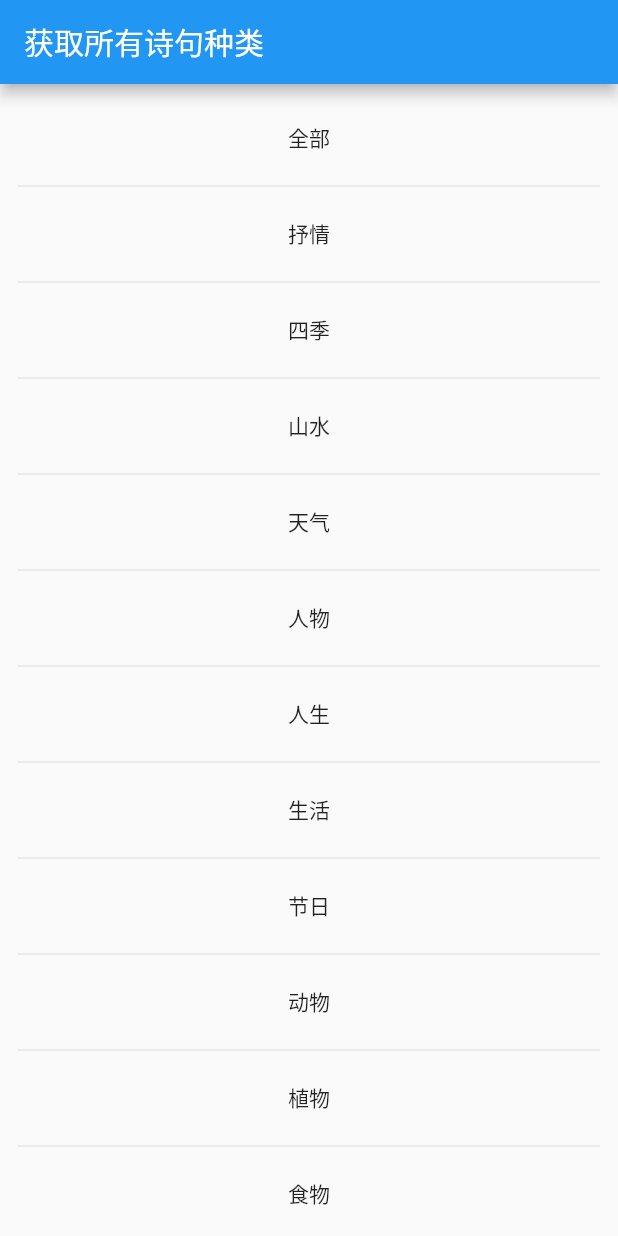
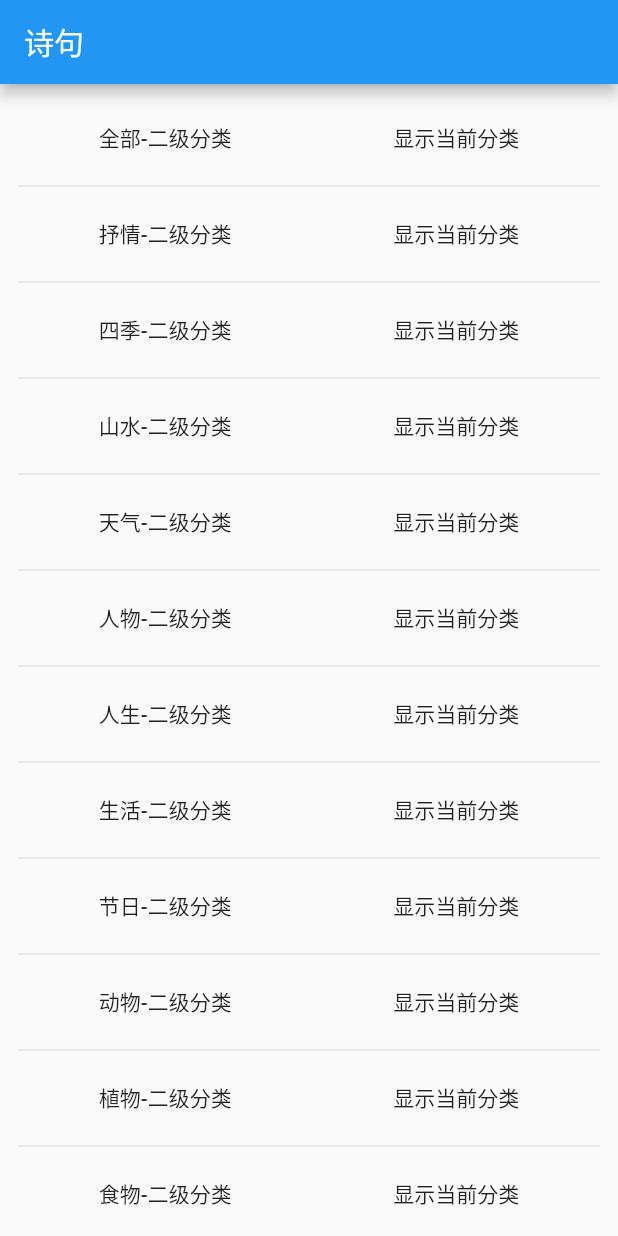
Before and after one commit to zhongerbing666/flutter-app, a Flutter app: the screen it shows after launch, on a phone screen of 412 x 824 dp. Run offline on Flutter 3.47's test engine with Material 2 defaults, Android fonts, the phone set to English and light mode, and no system bars; our stand-ins replace dio, fluttertoast, shared_preferences; generated files the repository leaves out were written again.

Commit message:
feat:二级分类页面

```diff
--- /dev/null
+++ b/lib/home.dart
@@ -0,0 +1,93 @@
+import 'package:flutter/material.dart';
+import './http.dart';
+import 'dart:convert';
+import './storage.dart';
+import 'package:fluttertoast/fluttertoast.dart';
+
+class VerseList extends StatefulWidget {
+  @override
+  createState() => new VerseListState();
+}
+
+class VerseListState extends State<VerseList> {
+  Future future;
+  List data;
+  @override
+  void initState() {
+    future = DefaultAssetBundle.of(context).loadString("data/category.json");
+    pref = future;
+    super.initState();
+  }
+
+  @override
+  Widget build(BuildContext context) {
+    return new Scaffold(
+        appBar: new AppBar(
+          title: new Text("诗句"),
+        ),
+        body: _buildBody(context));
+  }
+
+  _buildBody(BuildContext context) {
+    return new Container(
+      child: new FutureBuilder(
+        future: this.future,
+        builder: _buildVerseList,
+      ),
+    );
+  }
+
+  Widget _buildVerseList(BuildContext context, AsyncSnapshot snapshot) {
+    List list = _getListData(snapshot);
+    return new ListView.builder(
+      padding: const EdgeInsets.all(12),
+      itemCount: list.length * 2 - 1,
+      itemBuilder: (contenx, i) {
+        if (i.isOdd) return new Divider();
+        final index = i ~/ 2;
+        final children = [
+          new FlatButton(
+              child: new Text(list[index]['label']+'-二级分类'),
+              onPressed: () async {
+                if (i == 0) return;
+                Navigator.pushNamed(context, "/secondary",
+                    arguments: {"key": list[index]['value']});
+              }),
+          new FlatButton(
+              child: new Text('显示当前分类'),
+              onPressed: () async {
+                final res = await getVerseCategory(list[index]['value'], {});
+                Fluttertoast.showToast(
+                    msg: res.data['content'],
+                    toastLength: Toast.LENGTH_SHORT,
+                    gravity: ToastGravity.CENTER,
+                    timeInSecForIos: 1,
+                    backgroundColor: Colors.black,
+                    textColor: Colors.white,
+                    fontSize: 16.0);
+              }),
+        ];
+        return new Row(
+            children: children,
+            mainAxisAlignment: MainAxisAlignment.spaceAround);
+      },
+    );
+  }
+
+  /*
+    获取本地json数据
+   */
+  List _getListData(AsyncSnapshot<dynamic> snapshot) {
+    String data = snapshot.data.toString();
+    Map str = json.decode(data);
+    List list = [];
+    List<String> keys = str.keys.toList();
+    // print(str);
+    keys.forEach((item) {
+      if (!item.contains("/")) {
+        list.add({'label': str[item], 'value': item});
+      }
+    });
+    return list;
+  }
+}
--- a/lib/main.dart
+++ b/lib/main.dart
@@ -1,129 +1,8 @@
 import 'package:flutter/material.dart';
-import 'package:english_words/english_words.dart';
-import './http.dart';
-import 'dart:convert';
-import 'package:fluttertoast/fluttertoast.dart';
+import './route.dart';
 
-void main() => runApp(new MyApp());
-
-class MyApp extends StatelessWidget {
-  @override
-  Widget build(BuildContext context) {
-    return new MaterialApp(
-      title: 'Startup Name Generator',
-      home: new RandomWords(),
-    );
-  }
-  // Widget build(BuildContext context) {
-  //   final wordPair = new RandomWords();
-  //   return new MaterialApp(
-  //     title: 'Welcome to Flutter',
-  //     home: new Scaffold(
-  //       appBar: new AppBar(
-  //         title: new Text('Welcome to Flutter'),
-  //       ),
-  //       body: new Center(
-  //         // child: new Text('Hello World'),
-  //         child: wordPair,
-  //       ),
-  //     ),
-  //   );
-  // }
-}
-
-class RandomWords extends StatefulWidget {
-  @override
-  createState() => new RandomWordsState();
-}
-
-class RandomWordsState extends State<RandomWords> {
-  final _suggestions = [];
-  final _biggerFont = const TextStyle(fontSize: 12);
-  String _title = "获取所有诗句种类";
-  @override
-  Widget build(BuildContext context) {
-    return new Scaffold(
-        appBar: new AppBar(
-          title: new Text(_title),
-        ),
-        body: _buildSuggestions(context));
-  }
-
-  _buildRow(WordPair pair) {
-    return new ListTile(
-      title: new Text(pair.asPascalCase, style: _biggerFont),
-    );
-  }
-
-  _buildSuggestions(BuildContext context) {
-    return new Container(
-      child: new FutureBuilder(
-        future: DefaultAssetBundle.of(context).loadString("data/category.json"),
-        builder: (context, snapshot) {
-          String data = snapshot.data.toString();
-          Map str = json.decode(data);
-          List list = [];
-          str.keys.toList().forEach((item) {
-            list.add({'label': str[item], 'value': item});
-          });
-          return new ListView.builder(
-            padding: const EdgeInsets.all(12),
-            itemCount: list.length * 2,
-            itemBuilder: (contenx, i) {
-              if (i.isOdd) return new Divider();
-              final index = i ~/ 2;
-              return new FlatButton(
-                  child: new Text(list[index]['label']),
-                  onPressed: () async {
-                    final res =
-                        await getVerseCategory(list[index]['value'], {});
-                    // this._title = ;
-                    Fluttertoast.showToast(
-                        msg: res.data['content'],
-                        toastLength: Toast.LENGTH_SHORT,
-                        gravity: ToastGravity.CENTER,
-                        timeInSecForIos: 1,
-                        backgroundColor: Colors.black,
-                        textColor: Colors.white,
-                        fontSize: 16.0);
-                    // print(this._title);
-                  });
-            },
-          );
-        },
-      ),
-    );
-    // return new ListView.builder(
-    //     padding: const EdgeInsets.all(12),
-    //     itemCount: 10,
-    //     itemBuilder: (context, i) {
-    //       print(i);
-    //       if (i ==0) {
-    //         return new RaisedButton(
-    //           onPressed: () async {
-    //             // final data = await getVerseCategory({});
-    //             // print(data);
-    //             // _suggestions.addAll(data.list);
-    //           },
-    //           child: Text("test"),
-    //           textColor: Color(0xffff0000),
-    //           color: Color(0xfff1f1f1),
-    //           highlightColor: Color(0xff00ff00),
-    //         );
-    //       }
-    //       if (i.isOdd) return new Divider();
-    //       Future load = ;
-    //       load.then((onValue){
-    //           print(onValue);
-    //       });
-    //       // final index = i ~/ 2;
-    //       // if (index >= _suggestions.length) {
-    //       //   // ...接着再生成10个单词对，然后添加到建议列表
-    //       //   _suggestions.addAll(generateWordPairs().take(10));
-    //       // }
-    //       // _suggestions.add("fasasdf");
-    //       return new Text("1111");
-    //       // return _buildRow(_suggestions[index]);
-    //     });
-  }
-}
+void main() => runApp(MaterialApp(
+      title: 'flutter-app',
+      initialRoute: "/",
+      routes: new Routes().routes,
+    ));
--- /dev/null
+++ b/lib/storage.dart
@@ -0,0 +1,3 @@
+import 'package:shared_preferences/shared_preferences.dart';
+
+Future pref = SharedPreferences.getInstance();
--- a/pubspec.yaml
+++ b/pubspec.yaml
@@ -27,6 +27,8 @@ dependencies:
     # The following adds the Cupertino Icons font to your application.
     # Use with the CupertinoIcons class for iOS style icons.
     cupertino_icons: ^0.1.2
+    localstorage: ^1.2.0
+    shared_preferences: ^0.5.6
 
 dev_dependencies:
     flutter_test:
```
Also changed, not shown: lib/route.dart (added, +11 -0 lines), lib/secondary.dart (added, +65 -0 lines), pubspec.lock, 1 other file.
